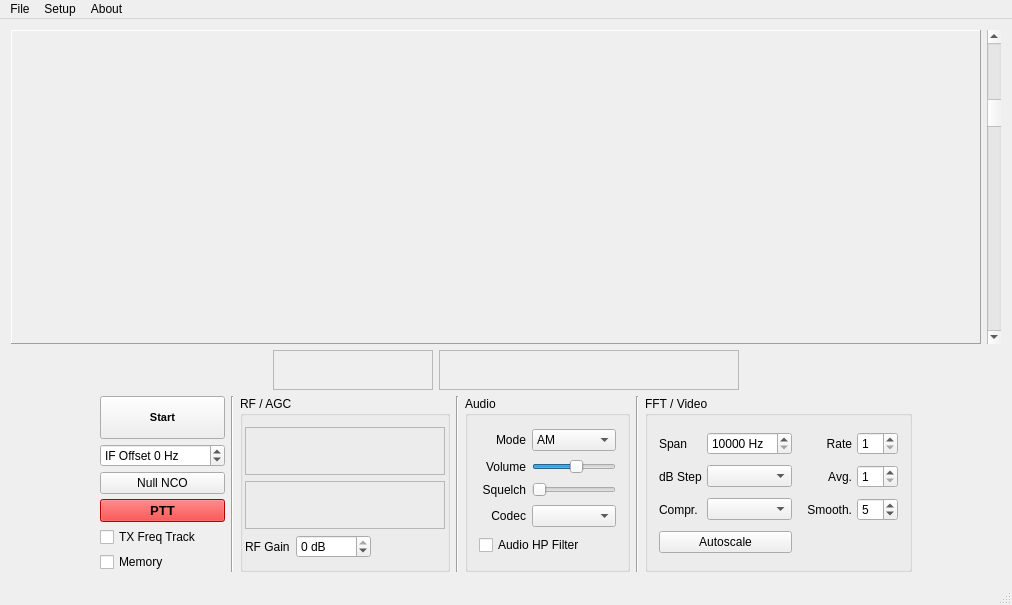
First picture: the form in nanoforms/mainwindow.ui, repository csete/remotesdrclient-ns, before the edit.
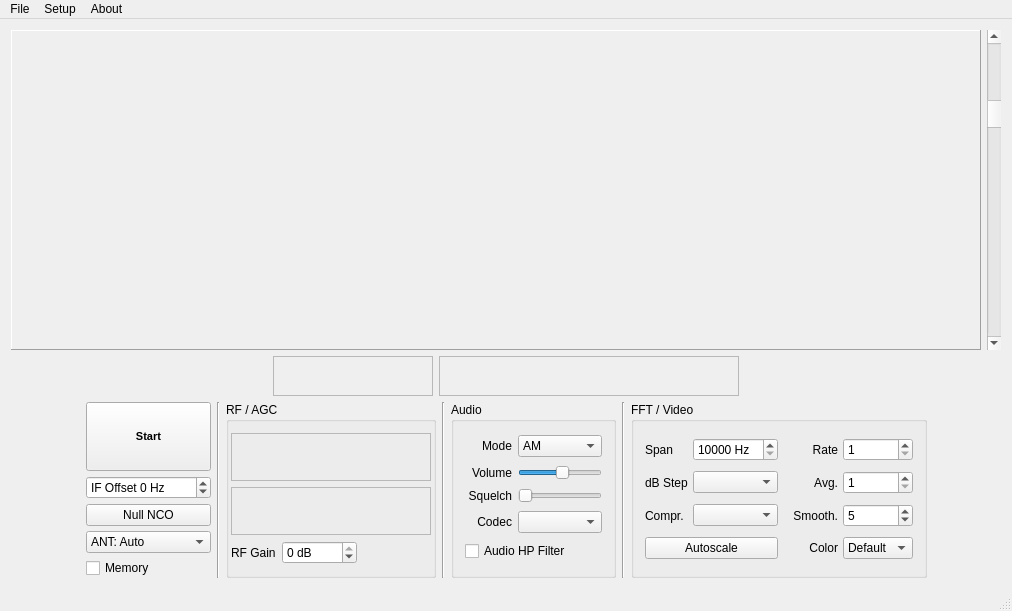
Second picture: the form after the edit. Icons and pictures are not drawn. Custom widgets are drawn as their Qt base class.

Patch:
```diff
--- a/nanoforms/mainwindow.ui
+++ b/nanoforms/mainwindow.ui
@@ -7,7 +7,7 @@
     <x>0</x>
     <y>0</y>
     <width>1012</width>
-    <height>605</height>
+    <height>611</height>
    </rect>
   </property>
   <property name="sizePolicy">
@@ -287,51 +287,25 @@
          </widget>
         </item>
         <item>
-         <widget class="QPushButton" name="pushButtonPtt">
-          <property name="sizePolicy">
-           <sizepolicy hsizetype="Preferred" vsizetype="Preferred">
-            <horstretch>0</horstretch>
-            <verstretch>0</verstretch>
-           </sizepolicy>
+         <widget class="QComboBox" name="antennaSelector">
+          <property name="toolTip">
+           <string>Select antenna</string>
           </property>
-          <property name="font">
-           <font>
-            <family>Arial</family>
-            <pointsize>10</pointsize>
-            <weight>75</weight>
-            <bold>true</bold>
-            <kerning>true</kerning>
-           </font>
-          </property>
-          <property name="styleSheet">
-           <string notr="true">background-color: rgb(0, 255, 0);
-selection-background-color: rgb(255, 0, 0);
-selection-color: rgb(255, 0, 0);
-background-color: rgb(255, 0, 0);
-</string>
-          </property>
-          <property name="text">
-           <string>PTT</string>
-          </property>
-          <property name="checkable">
-           <bool>true</bool>
-          </property>
-         </widget>
-        </item>
-        <item>
-         <widget class="QCheckBox" name="checkBoxTxTrack">
-          <property name="enabled">
-           <bool>true</bool>
-          </property>
-          <property name="sizePolicy">
-           <sizepolicy hsizetype="Preferred" vsizetype="Preferred">
-            <horstretch>0</horstretch>
-            <verstretch>0</verstretch>
-           </sizepolicy>
-          </property>
-          <property name="text">
-           <string>TX Freq Track</string>
-          </property>
+          <item>
+           <property name="text">
+            <string>ANT: Auto</string>
+           </property>
+          </item>
+          <item>
+           <property name="text">
+            <string>ANT 1</string>
+           </property>
+          </item>
+          <item>
+           <property name="text">
+            <string>ANT 2</string>
+           </property>
+          </item>
          </widget>
         </item>
         <item>
@@ -914,6 +888,35 @@
            </property>
           </widget>
          </item>
+         <item row="3" column="2">
+          <widget class="QLabel" name="label_3">
+           <property name="text">
+            <string>Color</string>
+           </property>
+           <property name="alignment">
+            <set>Qt::AlignRight|Qt::AlignTrailing|Qt::AlignVCenter</set>
+           </property>
+          </widget>
+         </item>
+         <item row="3" column="3">
+          <widget class="QComboBox" name="colorSelector">
+           <item>
+            <property name="text">
+             <string>Default</string>
+            </property>
+           </item>
+           <item>
+            <property name="text">
+             <string>Gray</string>
+            </property>
+           </item>
+           <item>
+            <property name="text">
+             <string>Blue</string>
+            </property>
+           </item>
+          </widget>
+         </item>
         </layout>
        </widget>
       </item>
```
Left out of the diff: 140 changed lines with no effect on the pictures.
